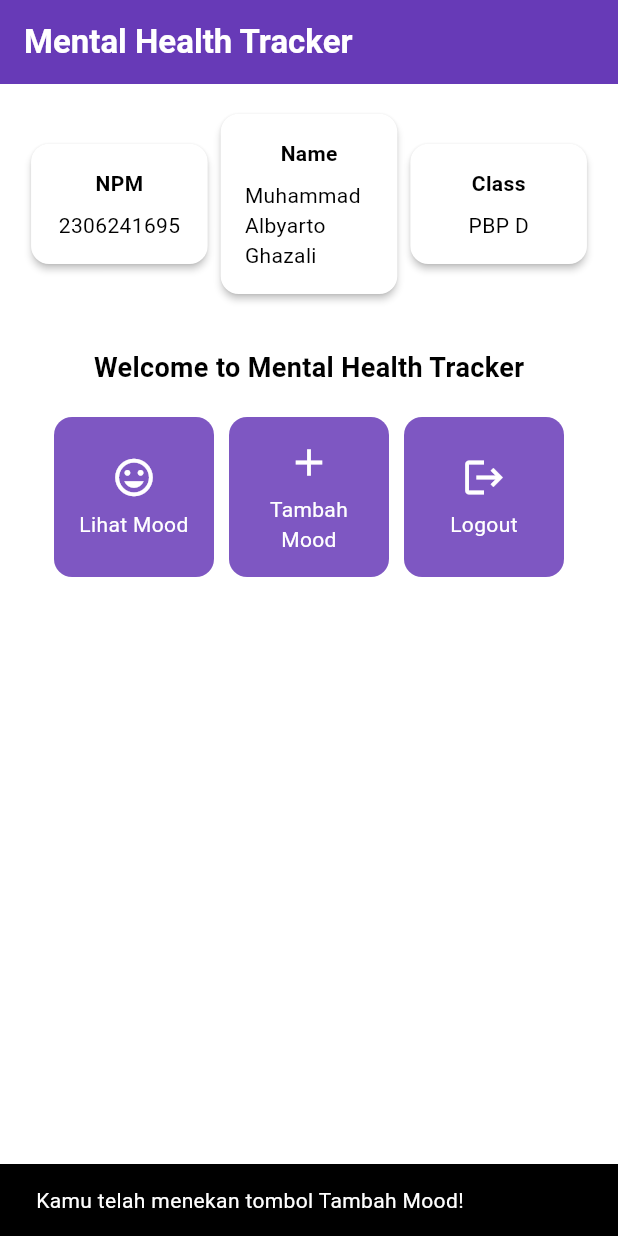
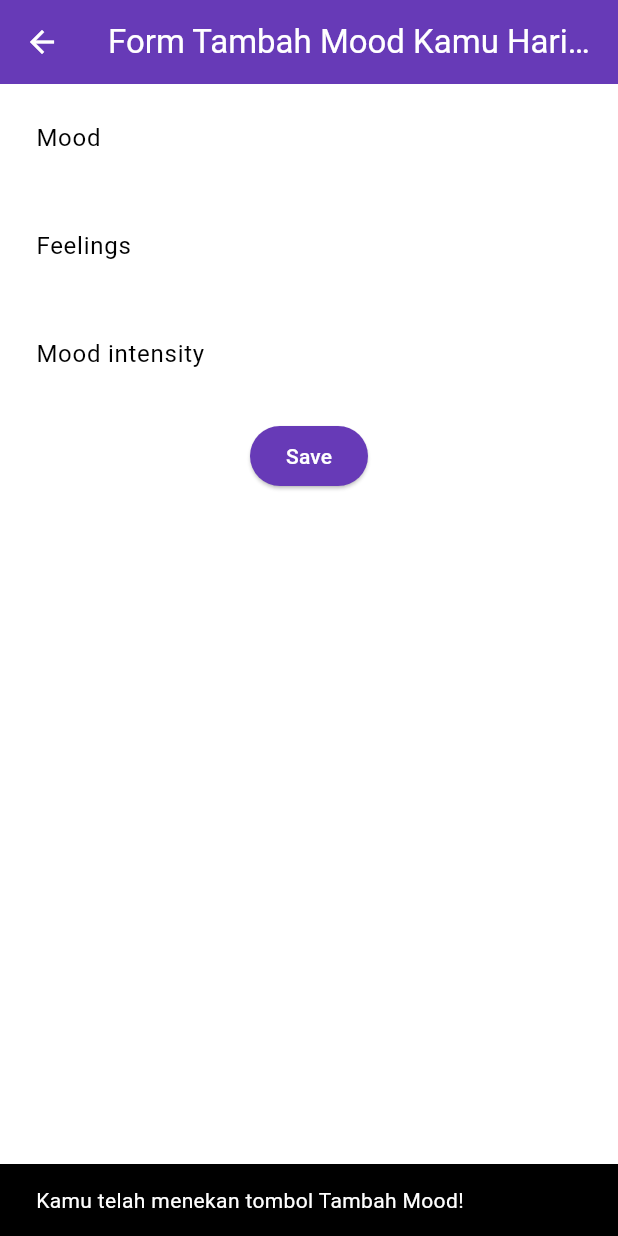
Before and after one commit to albyarto/mental-health-tracker-mobile, a Flutter app: the screen it shows after launch, after a tap on "Tambah Mood", on a phone screen of 412 x 824 dp. Run offline on Flutter 3.47's test engine with Material 3 defaults, Android fonts, the phone set to English and light mode, and no system bars.

Commit message:
Tutorial 7 Selesai

```diff
--- a/lib/menu.dart
+++ b/lib/screens/menu.dart
@@ -1,4 +1,8 @@
 import 'package:flutter/material.dart';
+// Impor drawer widget
+import 'package:mental_health_tracker/widgets/left_drawer.dart';
+import 'package:mental_health_tracker/screens/moodentry_form.dart';
+import 'package:mental_health_tracker/widgets/mood_card.dart';
 
 class MyHomePage extends StatelessWidget {
   final String npm = '2306241695'; // NPM
@@ -28,7 +32,13 @@ class MyHomePage extends StatelessWidget {
         ),
         // Warna latar belakang AppBar diambil dari skema warna tema aplikasi.
         backgroundColor: Theme.of(context).colorScheme.primary,
+        // Mengganti warna icon drawer menjadi putih
+        iconTheme: const IconThemeData(color: Colors.white),
       ),
+
+      // Masukkan drawer sebagai parameter nilai drawer dari widget Scaffold
+      drawer: const LeftDrawer(),
+
       // Body halaman dengan padding di sekelilingnya.
       body: Padding(
         padding: const EdgeInsets.all(16.0),
@@ -124,63 +134,3 @@ class InfoCard extends StatelessWidget {
     );
   }
 }
-
-class ItemHomepage {
-     final String name;
-     final IconData icon;
-
-     ItemHomepage(this.name, this.icon);
-}
-
-class ItemCard extends StatelessWidget {
-  // Menampilkan kartu dengan ikon dan nama.
-
-  final ItemHomepage item;
-
-  const ItemCard(this.item, {super.key});
-
-  @override
-  Widget build(BuildContext context) {
-    return Material(
-      // Menentukan warna latar belakang dari tema aplikasi.
-      color: Theme.of(context).colorScheme.secondary,
-      // Membuat sudut kartu melengkung.
-      borderRadius: BorderRadius.circular(12),
-
-      child: InkWell(
-        // Aksi ketika kartu ditekan.
-        onTap: () {
-          // Menampilkan pesan SnackBar saat kartu ditekan.
-          ScaffoldMessenger.of(context)
-            ..hideCurrentSnackBar()
-            ..showSnackBar(
-              SnackBar(content: Text("Kamu telah menekan tombol ${item.name}!"))
-            );
-        },
-        // Container untuk menyimpan Icon dan Text
-        child: Container(
-          padding: const EdgeInsets.all(8),
-          child: Center(
-            child: Column(
-              // Menyusun ikon dan teks di tengah kartu.
-              mainAxisAlignment: MainAxisAlignment.center,
-              children: [
-                Icon(
-                  item.icon,
-                  color: Colors.white,
-                  size: 30.0,
-                ),
-                const Padding(padding: EdgeInsets.all(3)),
-                Text(
-                  item.name,
-                  textAlign: TextAlign.center,
-                  style: const TextStyle(color: Colors.white),
-                ),
-              ],
-            ),
-          ),
-        ),
-      ),
-    );
-  }
-}
--- /dev/null
+++ b/lib/screens/moodentry_form.dart
@@ -0,0 +1,159 @@
+import 'package:flutter/material.dart';
+
+class MoodEntryFormPage extends StatefulWidget {
+  const MoodEntryFormPage({super.key});
+
+  @override
+  State<MoodEntryFormPage> createState() => _MoodEntryFormPageState();
+}
+
+class _MoodEntryFormPageState extends State<MoodEntryFormPage> {
+  final _formKey = GlobalKey<FormState>();
+	String _mood = "";
+	String _feelings = "";
+	int _moodIntensity = 0;
+
+  @override
+  Widget build(BuildContext context) {
+    return Scaffold(
+      appBar: AppBar(
+        title: const Center(
+          child: Text(
+            'Form Tambah Mood Kamu Hari ini',
+          ),
+        ),
+        backgroundColor: Theme.of(context).colorScheme.primary,
+        foregroundColor: Colors.white,
+      ),
+      body: Form(
+        key: _formKey,
+        child: SingleChildScrollView(
+          child: Column(
+            crossAxisAlignment: CrossAxisAlignment.start,
+            children: [
+              Padding(
+                padding: const EdgeInsets.all(8.0),
+                child: TextFormField(
+                  decoration: InputDecoration(
+                    hintText: "Mood",
+                    labelText: "Mood",
+                    border: OutlineInputBorder(
+                      borderRadius: BorderRadius.circular(5.0),
+                    ),
+                  ),
+                  onChanged: (String? value) {
+                    setState(() {
+                      _mood = value!;
+                    });
+                  },
+                  validator: (String? value) {
+                    if (value == null || value.isEmpty) {
+                      return "Mood tidak boleh kosong!";
+                    }
+                    return null;
+                  },
+                ),
+              ),
+              Padding(
+                padding: const EdgeInsets.all(8.0),
+                child: TextFormField(
+                  decoration: InputDecoration(
+                    hintText: "Feelings",
+                    labelText: "Feelings",
+                    border: OutlineInputBorder(
+                      borderRadius: BorderRadius.circular(5.0),
+                    ),
+                  ),
+                  onChanged: (String? value) {
+                    setState(() {
+                      _feelings = value!;
+                    });
+                  },
+                  validator: (String? value) {
+                    if (value == null || value.isEmpty) {
+                      return "Feelings tidak boleh kosong!";
+                    }
+                    return null;
+                  },
+                ),
+              ),
+              Padding(
+                padding: const EdgeInsets.all(8.0),
+                child: TextFormField(
+                  decoration: InputDecoration(
+                    hintText: "Mood intensity",
+                    labelText: "Mood intensity",
+                    border: OutlineInputBorder(
+                      borderRadius: BorderRadius.circular(5.0),
+                    ),
+                  ),
+                  onChanged: (String? value) {
+                    setState(() {
+                      _moodIntensity = int.tryParse(value!) ?? 0;
+                    });
+                  },
+                  validator: (String? value) {
+                    if (value == null || value.isEmpty) {
+                      return "Mood intensity tidak boleh kosong!";
+                    }
+                    if (int.tryParse(value) == null) {
+                      return "Mood intensity harus berupa angka!";
+                    }
+                    return null;
+                  },
+                ),
+              ),
+              Align(
+                alignment: Alignment.bottomCenter,
+                child: Padding(
+                  padding: const EdgeInsets.all(8.0),
+                  child: ElevatedButton(
+                    style: ButtonStyle(
+                      backgroundColor: WidgetStateProperty.all(
+                          Theme.of(context).colorScheme.primary),
+                    ),
+                    onPressed: () {
+                      if (_formKey.currentState!.validate()) {
+                        showDialog(
+                          context: context,
+                          builder: (context) {
+                            return AlertDialog(
+                              title: const Text('Mood berhasil tersimpan'),
+                              content: SingleChildScrollView(
+                                child: Column(
+                                  crossAxisAlignment: CrossAxisAlignment.start,
+                                  children: [
+                                    Text('Mood: $_mood'),
+                                    Text('Feelings: $_feelings'),
+                                    Text('Mood Intensity: $_moodIntensity'),
+                                  ],
+                                ),
+                              ),
+                              actions: [
+                                TextButton(
+                                  child: const Text('OK'),
+                                  onPressed: () {
+                                    Navigator.pop(context);
+                                    _formKey.currentState!.reset();
+                                  },
+                                ),
+                              ],
+                            );
+                          },
+                        );
+                      }
+                    },
+                    child: const Text(
+                      "Save",
+                      style: TextStyle(color: Colors.white),
+                    ),
+                  ),
+                ),
+              ),
+            ],
+          ),
+        ),
+      ),
+    );
+  }
+}
--- /dev/null
+++ b/lib/widgets/left_drawer.dart
@@ -0,0 +1,70 @@
+import 'package:flutter/material.dart';
+import 'package:mental_health_tracker/screens/menu.dart';
+import 'package:mental_health_tracker/screens/moodentry_form.dart';
+
+class LeftDrawer extends StatelessWidget {
+  const LeftDrawer({super.key});
+
+  @override
+  Widget build(BuildContext context) {
+    return Drawer(
+      child: ListView(
+        children: [
+          DrawerHeader(
+            decoration: BoxDecoration(
+              color: Theme.of(context).colorScheme.primary,
+            ),
+            child: const Column(
+              children: [
+                Text(
+                  'Mental Health Tracker',
+                  textAlign: TextAlign.center,
+                  style: TextStyle(
+                    fontSize: 24,
+                    fontWeight: FontWeight.bold,
+                    color: Colors.white,
+                  ),
+                ),
+                Padding(padding: EdgeInsets.all(8)),
+                Text(
+                  "Ayo jaga kesehatan mentalmu setiap hari disini!",
+                  textAlign: TextAlign.center,
+                  style: const TextStyle(
+                    fontSize: 15,
+                    color: Colors.white,
+                    fontWeight: FontWeight.normal,
+                  ),
+                ),
+              ],
+            ),
+          ),
+            ListTile(
+              leading: const Icon(Icons.home_outlined),
+              title: const Text('Halaman Utama'),
+              // Bagian redirection ke MyHomePage
+              onTap: () {
+                Navigator.pushReplacement(
+                    context,
+                    MaterialPageRoute(
+                      builder: (context) => MyHomePage(),
+                    ));
+              },
+            ),
+            ListTile(
+              leading: const Icon(Icons.mood),
+              title: const Text('Tambah Mood'),
+              // Bagian redirection ke MoodEntryFormPage
+              onTap: () {
+                Navigator.push(
+                  context,
+                  MaterialPageRoute(
+                    builder: (context) => const MoodEntryFormPage(),
+                  ),
+                );
+              },
+            ),
+        ],
+      ),
+    );
+  }
+}
--- /dev/null
+++ b/lib/widgets/mood_card.dart
@@ -0,0 +1,72 @@
+import 'package:flutter/material.dart';
+import 'package:mental_health_tracker/screens/moodentry_form.dart';
+
+class ItemHomepage {
+     final String name;
+     final IconData icon;
+
+     ItemHomepage(this.name, this.icon);
+}
+
+class ItemCard extends StatelessWidget {
+  // Menampilkan kartu dengan ikon dan nama.
+
+  final ItemHomepage item;
+
+  const ItemCard(this.item, {super.key});
+
+  @override
+  Widget build(BuildContext context) {
+    return Material(
+      // Menentukan warna latar belakang dari tema aplikasi.
+      color: Theme.of(context).colorScheme.secondary,
+      // Membuat sudut kartu melengkung.
+      borderRadius: BorderRadius.circular(12),
+
+      child: InkWell(
+        // Aksi ketika kartu ditekan.
+        onTap: () {
+          // Menampilkan pesan SnackBar saat kartu ditekan.
+          ScaffoldMessenger.of(context)
+            ..hideCurrentSnackBar()
+            ..showSnackBar(
+              SnackBar(content: Text("Kamu telah menekan tombol ${item.name}!"))
+            );
+
+          // Navigate ke route yang sesuai (tergantung jenis tombol)
+          if (item.name == "Tambah Mood") {
+            Navigator.push(
+              context,
+              MaterialPageRoute(
+                builder: (context) => const MoodEntryFormPage(),
+              ),
+            );
+          }
+        },
+        // Container untuk menyimpan Icon dan Text
+        child: Container(
+          padding: const EdgeInsets.all(8),
+          child: Center(
+            child: Column(
+              // Menyusun ikon dan teks di tengah kartu.
+              mainAxisAlignment: MainAxisAlignment.center,
+              children: [
+                Icon(
+                  item.icon,
+                  color: Colors.white,
+                  size: 30.0,
+                ),
+                const Padding(padding: EdgeInsets.all(3)),
+                Text(
+                  item.name,
+                  textAlign: TextAlign.center,
+                  style: const TextStyle(color: Colors.white),
+                ),
+              ],
+            ),
+          ),
+        ),
+      ),
+    );
+  }
+}
```
Also changed, not shown: lib/main.dart (+1 -16 lines).
